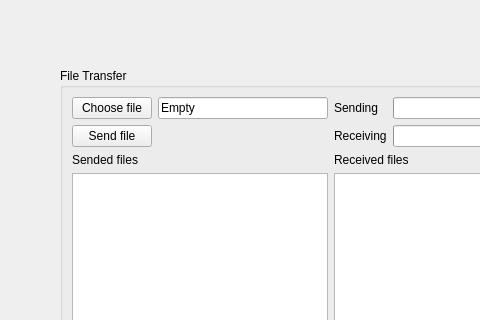
Qt form DropperClient/mainwindow.ui (movavok/QFileDropper) before a commit; both pictures show x 0 to 480 and y 84 to 404 of the 661 by 616 pixel window.
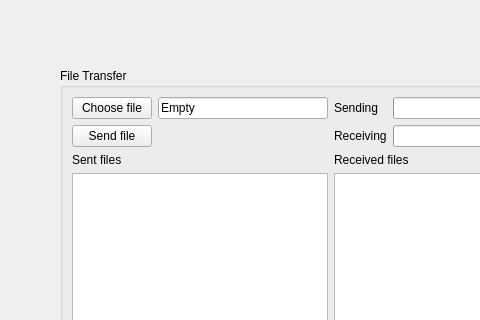
The same form after that commit. The open tabs and pages were chosen to show the change.

Commit message: Files won't receive if no other clients there now

```diff
--- a/DropperClient/mainwindow.ui
+++ b/DropperClient/mainwindow.ui
@@ -327,7 +327,7 @@
                    <item>
                     <widget class="QLabel" name="l_sendedFiles">
                      <property name="text">
-                      <string>Sended files</string>
+                      <string>Sent files</string>
                      </property>
                     </widget>
                    </item>
```
Left out of the diff: 4 changed lines with no effect on the pictures. The commit also changes 2 other files.
